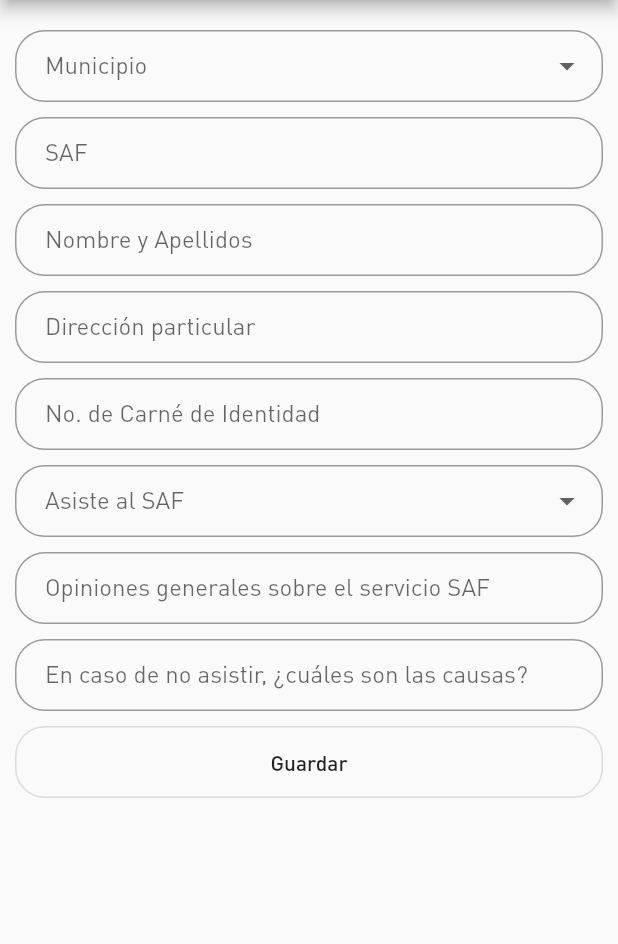
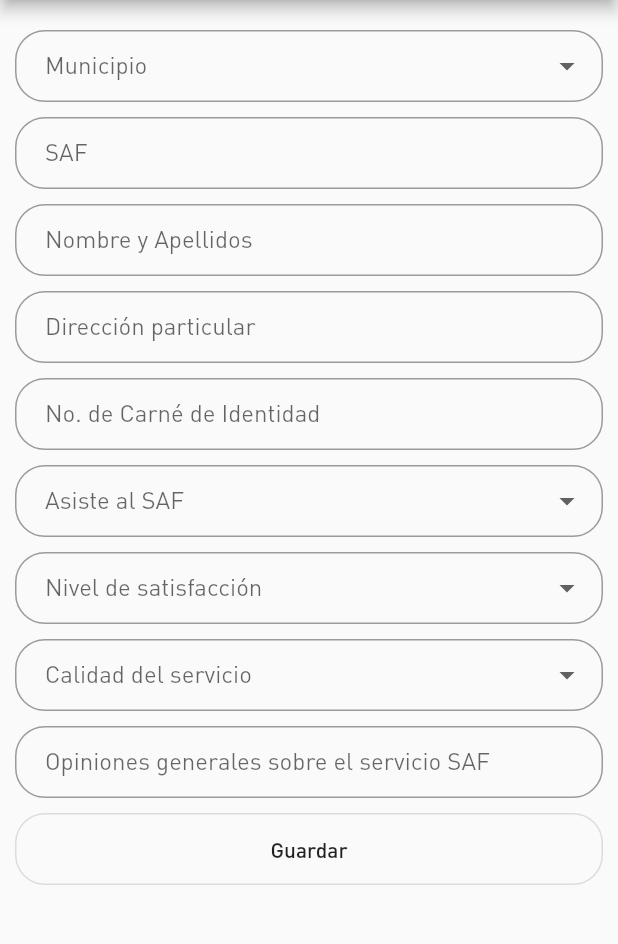
Before and after one commit to hiancdtrsnm/uhsaf, a Flutter app: the FormPage screen opened directly, on a phone screen of 412 x 824 dp, the part 84-1028 px from its top. Run offline on Flutter 3.47's test engine with Material 2 defaults, Android fonts, the phone set to English and light mode, and no system bars; our stand-ins replace csv, get, share, shared_preferences, sqflite, theme_provider; accounts and stored records are empty.

Commit message:
Implement save state of municipality and saf fields and improve checking

```diff
--- a/lib/src/widgets/saf_dropdown_field.dart
+++ b/lib/src/widgets/saf_dropdown_field.dart
@@ -1,6 +1,7 @@
 import 'package:flutter/material.dart';
 
 class SAFDropdownField extends StatelessWidget {
+  final String value;
   final String label;
   final List<String> options;
   final ValueChanged<String> onChanged;
@@ -8,6 +9,7 @@ class SAFDropdownField extends StatelessWidget {
 
   const SAFDropdownField({
     Key key,
+    this.value,
     @required this.label,
     @required this.options,
     @required this.onChanged,
@@ -16,7 +18,10 @@ class SAFDropdownField extends StatelessWidget {
 
   @override
   Widget build(BuildContext context) {
-    return DropdownButtonFormField(
+    return Container(
+      margin: EdgeInsets.only(top: 10),
+      child: DropdownButtonFormField(
+        value: value,
         decoration: InputDecoration(
           labelText: label,
           contentPadding: EdgeInsets.fromLTRB(20, 10, 20, 10),
@@ -35,6 +40,7 @@ class SAFDropdownField extends StatelessWidget {
         ],
         onChanged: onChanged,
         validator: validator,
+      ),
     );
   }
 }
--- a/lib/src/widgets/saf_form_widget.dart
+++ b/lib/src/widgets/saf_form_widget.dart
@@ -1,4 +1,5 @@
 import 'package:flutter/material.dart';
+import 'package:shared_preferences/shared_preferences.dart';
 import 'package:uhsaf/src/models/models.dart';
 import 'package:uhsaf/src/utils/utils.dart';
 import 'package:uhsaf/src/widgets/widgets.dart';
@@ -27,17 +28,29 @@ class _SAFFormWidgetState extends State<SAFFormWidget> {
   List<TextEditingController> controllers;
 
   @override
-  Widget build(BuildContext context) {
-    if (controllers == null) {
+  void initState() {
+    super.initState();
     controllers = [
-        safController,
       nameController,
       addressController,
       identifierController,
       opinionsController,
       causesController
     ];
+    SharedPreferences.getInstance().then((prefs) {
+      final municipality = prefs.containsKey('municipality')
+          ? prefs.getString('municipality')
+          : null;
+      final saf = prefs.containsKey('saf') ? prefs.getString('saf') : null;
+      setState(() {
+        this.municipality = municipality;
+        safController.text = saf;
+      });
+    });
   }
+
+  @override
+  Widget build(BuildContext context) {
     return Container(
       margin: EdgeInsets.all(10),
       child: Form(
@@ -45,8 +58,9 @@ class _SAFFormWidgetState extends State<SAFFormWidget> {
         child: Column(
           crossAxisAlignment: CrossAxisAlignment.start,
           children: [
-            SizedBox(height: 10),
+            // Municipality
             SAFDropdownField(
+              value: municipality,
               label: 'Municipio',
               options: [
                 'Arroyo Naranjo',
@@ -72,34 +86,34 @@ class _SAFFormWidgetState extends State<SAFFormWidget> {
               },
               validator: (value) {
                 if (value == null) {
-                  return 'Campo obligatorio';
+                  return 'El municipio es obligatorio';
                 }
                 return null;
               },
             ),
-            SizedBox(height: 10),
+            // SAF
             SAFTextField(
               label: 'SAF',
               controller: safController,
               validator: (value) {
                 if (value == null || value.isEmpty) {
-                  return 'Campo obligatorio';
+                  return 'El SAF es obligatorio';
                 }
                 return null;
               },
             ),
-            SizedBox(height: 10),
+            // Name
             SAFTextField(
               label: 'Nombre y Apellidos',
               controller: nameController,
               validator: (value) {
                 if (value == null || value.isEmpty) {
-                  return 'Campo obligatorio';
+                  return 'El nombre y los apellidos son obligatorios';
                 }
                 return null;
               },
             ),
-            SizedBox(height: 10),
+            // Address
             SAFTextField(
               label: 'Dirección particular',
               controller: addressController,
@@ -107,12 +121,12 @@ class _SAFFormWidgetState extends State<SAFFormWidget> {
               maxLines: 10,
               validator: (value) {
                 if (value == null || value.isEmpty) {
-                  return 'Campo obligatorio';
+                  return 'La dirección particular es obligatoria';
                 }
                 return null;
               },
             ),
-            SizedBox(height: 10),
+            // Identifier
             SAFTextField(
               label: 'No. de Carné de Identidad',
               controller: identifierController,
@@ -122,16 +136,16 @@ class _SAFFormWidgetState extends State<SAFFormWidget> {
               ),
               validator: (value) {
                 if (value == null || value.isEmpty) {
-                  return 'Campo obligatorio';
+                  return 'El No. de Carné de Identidad es obligatorio';
                 }
                 if (value.length != 11 ||
                     value.characters.any((e) => !'0123456789'.contains(e))) {
-                  return 'Deben ser 11 dígitos';
+                  return 'El No. de Carné de Identidad debe contener 11 dígitos';
                 }
                 return null;
               },
             ),
-            SizedBox(height: 10),
+            // Assistance
             SAFDropdownField(
               label: 'Asiste al SAF',
               options: [
@@ -147,14 +161,12 @@ class _SAFFormWidgetState extends State<SAFFormWidget> {
               },
               validator: (value) {
                 if (value == null) {
-                  return 'Campo obligatorio';
+                  return 'Si asiste al SAF es obligatorio';
                 }
                 return null;
               },
             ),
-            if (assistance != null && assistance != 'No asiste')
-              SizedBox(height: 10),
-            if (assistance != null && assistance != 'No asiste')
+            // Satisfaction
             SAFDropdownField(
               label: 'Nivel de satisfacción',
               options: [
@@ -168,15 +180,13 @@ class _SAFFormWidgetState extends State<SAFFormWidget> {
                 });
               },
               validator: (value) {
-                  if (value == null) {
-                    return 'Campo obligatorio';
+                if (assistance != 'No asiste' && value == null) {
+                  return 'El nivel de satisfacción es obligatorio';
                 }
                 return null;
               },
             ),
-            if (assistance != null && assistance != 'No asiste')
-              SizedBox(height: 10),
-            if (assistance != null && assistance != 'No asiste')
+            // Quality
             SAFDropdownField(
               label: 'Calidad del servicio',
               options: [
@@ -190,28 +200,40 @@ class _SAFFormWidgetState extends State<SAFFormWidget> {
                 });
               },
               validator: (value) {
-                  if (value == null) {
-                    return 'Campo obligatorio';
+                if (assistance != 'No asiste' && value == null) {
+                  return 'La calidad del servicio es obligatoria';
                 }
                 return null;
               },
             ),
-            SizedBox(height: 10),
+            // Opinions
             SAFTextField(
               label: 'Opiniones generales sobre el servicio SAF',
               controller: opinionsController,
               minLines: 1,
               maxLines: 10,
             ),
-            SizedBox(height: 10),
+            // Causes
+            if (assistance == 'No asiste')
               SAFTextField(
                 label: 'En caso de no asistir, ¿cuáles son las causas?',
                 controller: causesController,
                 minLines: 1,
                 maxLines: 10,
+                validator: (value) {
+                  if (value == null || value.isEmpty) {
+                    return 'Si no asiste las causas son obligatorias';
+                  }
+                  return null;
+                },
               ),
-            SizedBox(height: 10),
-            Row(
+            // Save
+            Container(
+              margin: EdgeInsets.only(
+                top: 10,
+                bottom: MediaQuery.of(context).size.height / 2,
+              ),
+              child: Row(
                 children: [
                   Expanded(
                     child: OutlineButton(
@@ -233,7 +255,8 @@ class _SAFFormWidgetState extends State<SAFFormWidget> {
                               saf: safController.text?.trim() ?? '',
                               name: nameController.text?.trim() ?? '',
                               address: addressController.text?.trim() ?? '',
-                            identifier: identifierController.text?.trim() ?? '',
+                              identifier:
+                                  identifierController.text?.trim() ?? '',
                               assistance: assistance ?? '',
                               satisfaction: satisfaction ?? '',
                               quality: quality ?? '',
@@ -242,11 +265,17 @@ class _SAFFormWidgetState extends State<SAFFormWidget> {
                             ),
                           );
                           if (isOk) {
-                          keyForm.currentState.reset();
+                            final prefs = await SharedPreferences.getInstance();
+                            await prefs.setString('municipality', municipality);
+                            await prefs.setString('saf', safController.text);
                             for (var controller in controllers) {
                               controller.clear();
-                            print(controller);
                             }
+                            setState(() {
+                              assistance = null;
+                              satisfaction = null;
+                              quality = null;
+                            });
                           }
                         }
                       },
@@ -254,7 +283,7 @@ class _SAFFormWidgetState extends State<SAFFormWidget> {
                   ),
                 ],
               ),
-            SizedBox(height: MediaQuery.of(context).size.height / 2),
+            ),
           ],
         ),
       ),
--- a/lib/src/widgets/saf_text_field.dart
+++ b/lib/src/widgets/saf_text_field.dart
@@ -20,7 +20,9 @@ class SAFTextField extends StatelessWidget {
 
   @override
   Widget build(BuildContext context) {
-    return TextFormField(
+    return Container(
+      margin: EdgeInsets.only(top: 10),
+      child: TextFormField(
         minLines: minLines,
         maxLines: maxLines,
         keyboardType: keyboardType,
@@ -33,6 +35,7 @@ class SAFTextField extends StatelessWidget {
         ),
         controller: controller,
         validator: validator,
+      ),
     );
   }
 }
--- a/pubspec.yaml
+++ b/pubspec.yaml
@@ -18,6 +18,7 @@ dependencies:
   csv: ^4.1.0
   theme_provider: ^0.4.0+1
   get: ^3.24.0
+  shared_preferences: ^0.5.12+4
 
 dev_dependencies:
   flutter_test:
```
Also changed, not shown: pubspec.lock. Lines whose indentation alone changed are shown as unchanged.
